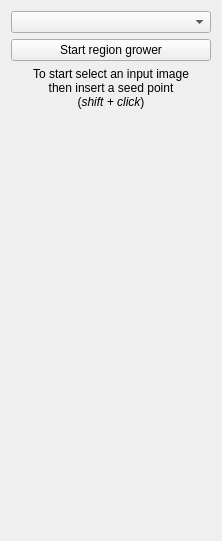
Old version of the form Bundles/org.mitk.gui.qt.regiongrowing/src/internal/QmitkRegionGrowingControls.ui in the repository MITK/MITK.
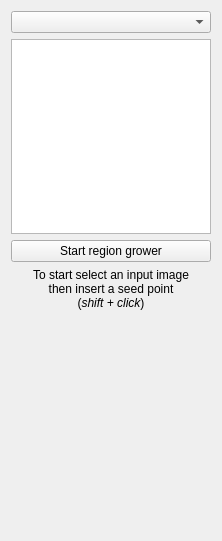
New version of the form. Custom widgets are drawn as their Qt base class.

Commit message:
FIX (#1871): Porting of QmitkRegionGrowing to Qt4
Initial new version using QmitkPointListView.

What changed in the file:
```diff
--- a/Bundles/org.mitk.gui.qt.regiongrowing/src/internal/QmitkRegionGrowingControls.ui
+++ b/Bundles/org.mitk.gui.qt.regiongrowing/src/internal/QmitkRegionGrowingControls.ui
@@ -18,12 +18,15 @@
   <property name="windowTitle" >
    <string>QmitkRegionGrowing</string>
   </property>
-  <layout class="QVBoxLayout" >
+  <layout class="QVBoxLayout" name="verticalLayout" >
    <item>
     <widget class="QmitkDataStorageComboBox" name="m_TreeNodeSelector" />
    </item>
    <item>
-    <widget class="QPushButton" name="btnRegionGrow" >
+    <widget class="QmitkPointListView" name="m_PointListWidget" />
+   </item>
+   <item>
+    <widget class="QPushButton" name="m_ButtonRegionGrow" >
      <property name="toolTip" >
       <string>start dumb segmentation</string>
      </property>
@@ -65,7 +68,12 @@
   <customwidget>
    <class>QmitkDataStorageComboBox</class>
    <extends>QComboBox</extends>
-   <header location="global" >QmitkDataStorageComboBox.h</header>
+   <header>QmitkDataStorageComboBox.h</header>
+  </customwidget>
+  <customwidget>
+   <class>QmitkPointListView</class>
+   <extends>QListView</extends>
+   <header>QmitkPointListView.h</header>
   </customwidget>
  </customwidgets>
  <includes>
```
The commit also changes 2 other files.
